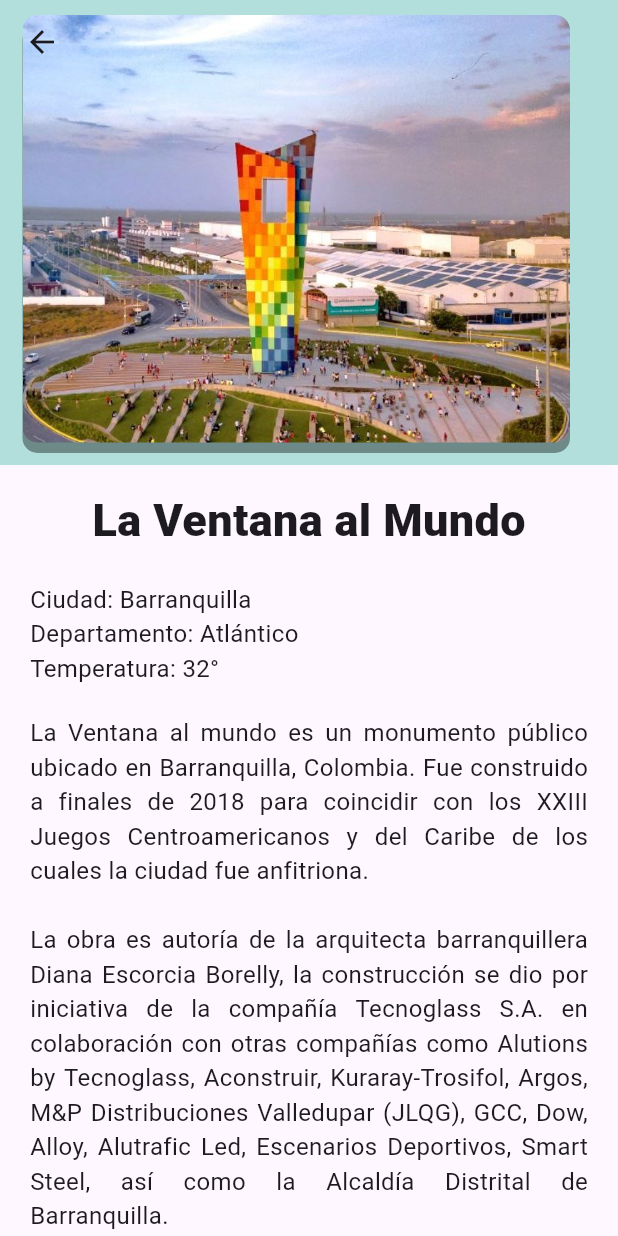
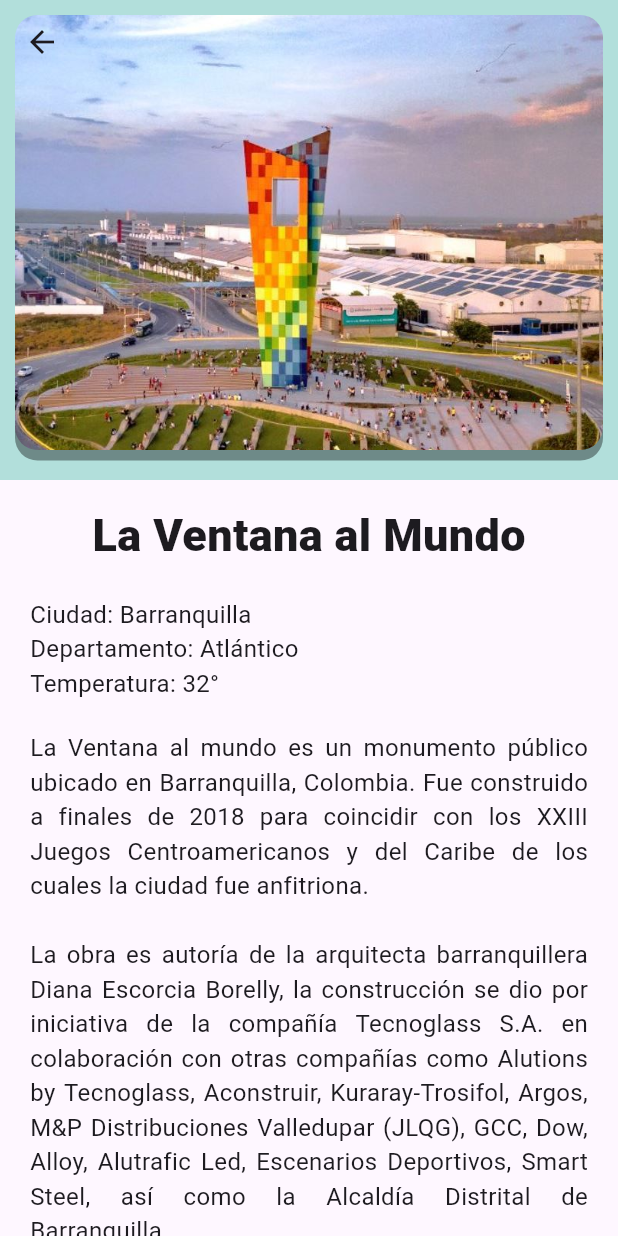
Before and after one commit to visit-me/visit_me, a Flutter app: the HomePage screen opened directly, on a phone screen of 412 x 824 dp. Run offline on Flutter 3.47's test engine with Material 2 defaults, Android fonts, the light colour scheme and no system bars; our stand-ins replace cloud_firestore, firebase_auth, firebase_core, shared_preferences; accounts and stored records are empty.

Commit message:
se ha unido widgets para la optimizacion de espacio y actualizacion de codigo

```diff
--- /dev/null
+++ b/lib/pages/Screensize_reducers.dart
@@ -0,0 +1,24 @@
+import 'package:flutter/material.dart';
+
+// tamaño de la pantalla
+Size screenSize(BuildContext context) {
+  return MediaQuery.of(context).size;
+}
+
+// alto de la barra de estado
+double statusBarHeight(BuildContext context) {
+  return MediaQuery.of(context).padding.top;
+}
+
+// alto de la pantalla (sin contar las barras de herramientas ni de estado)
+// para repartir entre distintos elementos
+double screenHeight(BuildContext context, {double dividedBy = 1}) {
+  return (screenSize(context).height - kToolbarHeight - statusBarHeight(context)) /
+      dividedBy;
+}
+
+// ancho de la pantalla
+// para repartir entre distintos elementos
+double screenWidth(BuildContext context, {double dividedBy = 1}) {
+  return screenSize(context).width / dividedBy;
+}
--- a/lib/pages/venta_al_mundo_page.dart
+++ b/lib/pages/venta_al_mundo_page.dart
@@ -2,6 +2,7 @@ import 'package:flutter/material.dart';
 import 'package:flutter/src/widgets/framework.dart';
 import 'package:visit_me/ventana/components/header_appbar.dart';
 import '../ventana/components/description_place.dart';
+import 'Screensize_reducers.dart';
 
 
 class HomePage extends StatefulWidget {
@@ -9,11 +10,15 @@ class HomePage extends StatefulWidget {
 
   @override
   State<HomePage> createState() => _HomePageState();
+
+
 }
 
 class _HomePageState extends State<HomePage> {
+
   @override
   Widget build(BuildContext context) {
+    var Ancho = screenWidth(context, dividedBy: 1);
     return Scaffold(
         extendBodyBehindAppBar: true,
         appBar: AppBar(
@@ -22,11 +27,53 @@ class _HomePageState extends State<HomePage> {
             surfaceTintColor: Colors.transparent,
             elevation: 0,
         ),
-      body: Stack(
-      children: const <Widget>[
-          HeaderAppBar(),
-          DescriptionPlace(),
-        ],
+      body:
+      Stack(children:<Widget>[
+          Container(
+            height: 320.0,
+            decoration: const BoxDecoration(
+                gradient: LinearGradient(
+                    colors: [
+                      Color(0xFFB2DFDB),
+                      Color(0xFFB2DFDB)
+                    ],
+                    begin: FractionalOffset(0.0, 0.0),
+                    end: FractionalOffset(0.0, 1.5),
+                    stops: [0.0, 0.5],
+                    tileMode: TileMode.clamp
+                )
+            ),
+          ),Align(
+                  alignment: Alignment.topCenter,
+                  child: SizedBox(
+                    height: 300,
+                    child: Container(
+                                      height: 200,
+                                      width: (Ancho-20),
+                                      margin: const EdgeInsets.only(
+                                          top:10 ,
+                                          left: 10,
+                                          right: 10
+                                      ),
+                                      decoration: const BoxDecoration(
+                                          image: DecorationImage(
+                                              fit: BoxFit.cover,
+                                              image: AssetImage('assets/images/ventana.jpg')
+                                          ),
+                                          borderRadius: BorderRadius.all(Radius.circular(15.0)),
+                                          shape: BoxShape.rectangle,
+                                          boxShadow: <BoxShadow>[
+                                            BoxShadow(
+                                                color: Colors.black38,
+                                                blurRadius: 0,
+                                                offset: Offset(0.0, 7.0)
+                                  )
+                                ]
+                            ),
+                          )
+                  )
+              ),
+        DescriptionPlace()]
       )
     );
   }
--- a/lib/ventana/components/description_place.dart
+++ b/lib/ventana/components/description_place.dart
@@ -24,7 +24,7 @@ class DescriptionPlace extends StatelessWidget {
       //alignment: Alignment.centerLeft,
       child: Container(
             margin: const EdgeInsets.only(
-              top: 325.0,
+              top: 335.0,
               left: 20.0,
               right: 20.0
             ),
```
Also changed, not shown: lib/pages/list_poi.dart (line endings or trailing spaces).
